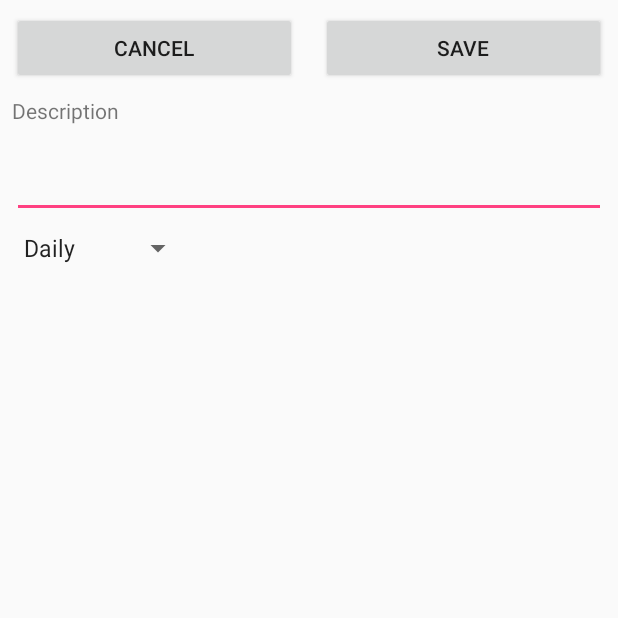
After one commit to aguguchev/RoommateApp, an Android app: the NewChoreActivity screen opened directly, with no data from a screen before it, on a phone screen of 412 x 824 dp, the top half of it. The commit adds this screen. Run offline under Robolectric (Android 15) with nearby library versions, the phone set to English and light mode, and no system bars.

Commit message:
implemented chores feature at its most basic level activity does not persist across Pause data is not saved

```diff
--- a/app/build.gradle
+++ b/app/build.gradle
@@ -27,4 +27,5 @@ dependencies {
     compile 'com.android.support:appcompat-v7:25.3.1'
     compile 'com.android.support.constraint:constraint-layout:1.0.2'
     testCompile 'junit:junit:4.12'
+    compile 'com.android.support:design:25.3.1'
 }
--- a/app/src/main/AndroidManifest.xml
+++ b/app/src/main/AndroidManifest.xml
@@ -23,6 +23,12 @@
                 android:value=".mainscreen.AppMainActivity" />
         </activity>
 
+        <activity android:name=".chores.NewChoreActivity">
+            <meta-data
+                android:name="android.support.PARENT_ACTIVITY"
+                android:value=".chores.ChoresMainActivity"/>
+        </activity>
+
         <activity android:name=".payments.PayMainActivity">
             <meta-data
                 android:name="android.support.PARENT_ACTIVITY"
--- /dev/null
+++ b/app/src/main/java/com/android/roommate/roommateapp/chores/NewChoreActivity.java
@@ -0,0 +1,75 @@
+package com.android.roommate.roommateapp.chores;
+
+import android.content.Intent;
+import android.os.Bundle;
+import android.support.v7.app.AppCompatActivity;
+import android.view.View;
+import android.widget.AdapterView;
+import android.widget.ArrayAdapter;
+import android.widget.Button;
+import android.widget.EditText;
+import android.widget.Spinner;
+import android.widget.TextView;
+import android.widget.Toast;
+
+import com.android.roommate.roommateapp.R;
+
+/**
+ * Created by VengefulLimaBean on 3/21/2018.
+ */
+
+public class NewChoreActivity extends AppCompatActivity {
+
+    EditText descriptionInput;
+    Spinner freqSpinner;
+    String spinnerSelection;
+
+    @Override
+    protected void onCreate(Bundle savedInstanceState){
+        super.onCreate(savedInstanceState);
+        getSupportActionBar().hide();
+        setContentView(R.layout.new_chore_activity);
+
+        //set view fields
+        descriptionInput = (EditText)findViewById(R.id.new_chore_desc_input);
+        freqSpinner = (Spinner)findViewById(R.id.new_chore_frequency_spinner);
+
+        //set adapter and initialize values for spinner
+        ArrayAdapter<CharSequence> adapter = ArrayAdapter.createFromResource(this,
+                R.array.chores_frequencies, android.R.layout.simple_spinner_item);
+        adapter.setDropDownViewResource(android.R.layout.simple_spinner_dropdown_item);
+        freqSpinner.setAdapter(adapter);
+
+        //set listener for save and cancel buttons
+        findViewById(R.id.cancel_button).setOnClickListener(new View.OnClickListener() {
+            @Override
+            public void onClick(View v) {
+                cancelNewChore();
+            }
+        });
+        findViewById(R.id.save_button).setOnClickListener(new View.OnClickListener() {
+            @Override
+            public void onClick(View v) {
+                saveNewChore();
+            }
+        });
+
+    }
+
+    public void cancelNewChore(){
+        Intent resIntent = new Intent();
+        setResult(RESULT_CANCELED, resIntent);
+        finish();
+    }
+
+    public void saveNewChore(){
+        Intent resIntent = new Intent();
+        //Toast.makeText(this, descriptionInput.getEditableText(), Toast.LENGTH_LONG);
+        resIntent.putExtra((String)getResources().getText(R.string.chores_desc_data_id),
+                descriptionInput.getEditableText().toString());
+        resIntent.putExtra((String)getResources().getText(R.string.chores_freq_data_id),
+                freqSpinner.getSelectedItem().toString());
+        setResult(RESULT_OK, resIntent);
+        finish();
+    }
+}
--- a/app/src/main/java/com/android/roommate/roommateapp/mainscreen/AppMainActivity.java
+++ b/app/src/main/java/com/android/roommate/roommateapp/mainscreen/AppMainActivity.java
@@ -31,6 +31,7 @@ public class AppMainActivity extends AppCompatActivity {
         findViewById(R.id.shop_butt).setOnClickListener(clickListener);
     }
 
+    //called by mainscreen buttons
     public void navToFunction(View view){
         int id = view.getId();
         Intent intent = null;
@@ -47,8 +48,4 @@ public class AppMainActivity extends AppCompatActivity {
             startActivity(intent);
         }
     }
-
-    public void sendMessage(View view){
-
-    }
 }
--- /dev/null
+++ b/app/src/main/res/layout/new_chore_activity.xml
@@ -0,0 +1,72 @@
+<?xml version="1.0" encoding="utf-8"?>
+<android.support.constraint.ConstraintLayout xmlns:android="http://schemas.android.com/apk/res/android"
+    xmlns:app="http://schemas.android.com/apk/res-auto"
+    xmlns:tools="http://schemas.android.com/tools"
+    android:layout_width="match_parent"
+    android:layout_height="match_parent"
+    android:orientation="vertical">
+
+    <TextView
+        android:id="@+id/textView8"
+        android:layout_width="0dp"
+        android:layout_height="wrap_content"
+        android:layout_marginEnd="8dp"
+        android:layout_marginStart="8dp"
+        android:layout_marginTop="8dp"
+        android:text="@string/description"
+        app:layout_constraintEnd_toEndOf="parent"
+        app:layout_constraintHorizontal_bias="0.0"
+        app:layout_constraintStart_toStartOf="parent"
+        app:layout_constraintTop_toBottomOf="@+id/save_button" />
+
+    <EditText
+        android:id="@+id/new_chore_desc_input"
+        android:layout_width="0dp"
+        android:layout_height="54sp"
+        android:layout_marginEnd="8dp"
+        android:layout_marginStart="8dp"
+        android:layout_marginTop="8dp"
+        android:ems="10"
+        android:inputType="text"
+        android:singleLine="false"
+        android:textSize="18sp"
+        app:layout_constraintEnd_toEndOf="parent"
+        app:layout_constraintHorizontal_bias="0.0"
+        app:layout_constraintStart_toStartOf="parent"
+        app:layout_constraintTop_toBottomOf="@+id/textView8" />
+
+    <Spinner
+        android:id="@+id/new_chore_frequency_spinner"
+        android:layout_width="wrap_content"
+        android:layout_height="wrap_content"
+        android:layout_marginStart="8dp"
+        android:layout_marginLeft="8dp"
+        android:layout_marginTop="8dp"
+        app:layout_constraintStart_toStartOf="parent"
+        app:layout_constraintTop_toBottomOf="@+id/new_chore_desc_input" />
+
+    <Button
+        android:id="@+id/cancel_button"
+        android:layout_width="0dp"
+        android:layout_height="wrap_content"
+        android:layout_marginEnd="8dp"
+        android:layout_marginStart="8dp"
+        android:layout_marginTop="8dp"
+        android:text="@android:string/cancel"
+        app:layout_constraintEnd_toStartOf="@+id/save_button"
+        app:layout_constraintStart_toStartOf="parent"
+        app:layout_constraintTop_toTopOf="parent" />
+
+    <Button
+        android:id="@+id/save_button"
+        android:layout_width="0dp"
+        android:layout_height="wrap_content"
+        android:layout_marginEnd="8dp"
+        android:layout_marginStart="8dp"
+        android:layout_marginTop="8dp"
+        android:text="@string/save"
+        app:layout_constraintEnd_toEndOf="parent"
+        app:layout_constraintStart_toEndOf="@+id/cancel_button"
+        app:layout_constraintTop_toTopOf="parent" />
+
+</android.support.constraint.ConstraintLayout>
--- a/app/src/main/res/values/colors.xml
+++ b/app/src/main/res/values/colors.xml
@@ -1,6 +1,6 @@
 <?xml version="1.0" encoding="utf-8"?>
 <resources>
-    <color name="colorPrimary">#3F51B5</color>
+    <color name="colorPrimary">#3f51b5</color>
     <color name="colorPrimaryDark">#303F9F</color>
-    <color name="colorAccent">#FF4081</color>
+    <color name="colorAccent">#ff4081</color>
 </resources>
--- /dev/null
+++ b/app/src/main/res/values/integers.xml
@@ -0,0 +1,4 @@
+<?xml version="1.0" encoding="utf-8"?>
+<resources>
+    <integer name="new_chore_res_code">10</integer>
+</resources>
--- a/app/src/main/res/values/strings.xml
+++ b/app/src/main/res/values/strings.xml
@@ -7,4 +7,14 @@
     <string name="freq_daily">Daily</string>
     <string name="freq_weekly">Weekly</string>
     <string name="freq_monthly">Monthly</string>
+    <string name="content_desc_new_chore">New Chore</string>
+    <string name="description">Description</string>
+    <string name="save">Save</string>
+    <string name="chores_desc_data_id">desc_data</string>
+    <string name="chores_freq_data_id">freq_data</string>
+    <string-array name="chores_frequencies">
+        <item>Daily</item>
+        <item>Weekly</item>
+        <item>Monthly</item>
+    </string-array>
 </resources>
```
Also changed, not shown: app/src/main/java/com/android/roommate/roommateapp/chores/Chore.java (+57 -23 lines), app/src/main/java/com/android/roommate/roommateapp/chores/ChoresDataHandler.java (+8 -34 lines), app/src/main/java/com/android/roommate/roommateapp/chores/ChoresExpandableListAdapter.java (added, +126 -0 lines), app/src/main/java/com/android/roommate/roommateapp/chores/ChoresMainActivity.java (+47 -3 lines), app/src/main/res/layout/activity_chores_main_screen.xml (+25 -3 lines), app/src/main/res/layout/list_group.xml (added, +13 -0 lines), app/src/main/res/layout/list_item.xml (added, +13 -0 lines).
